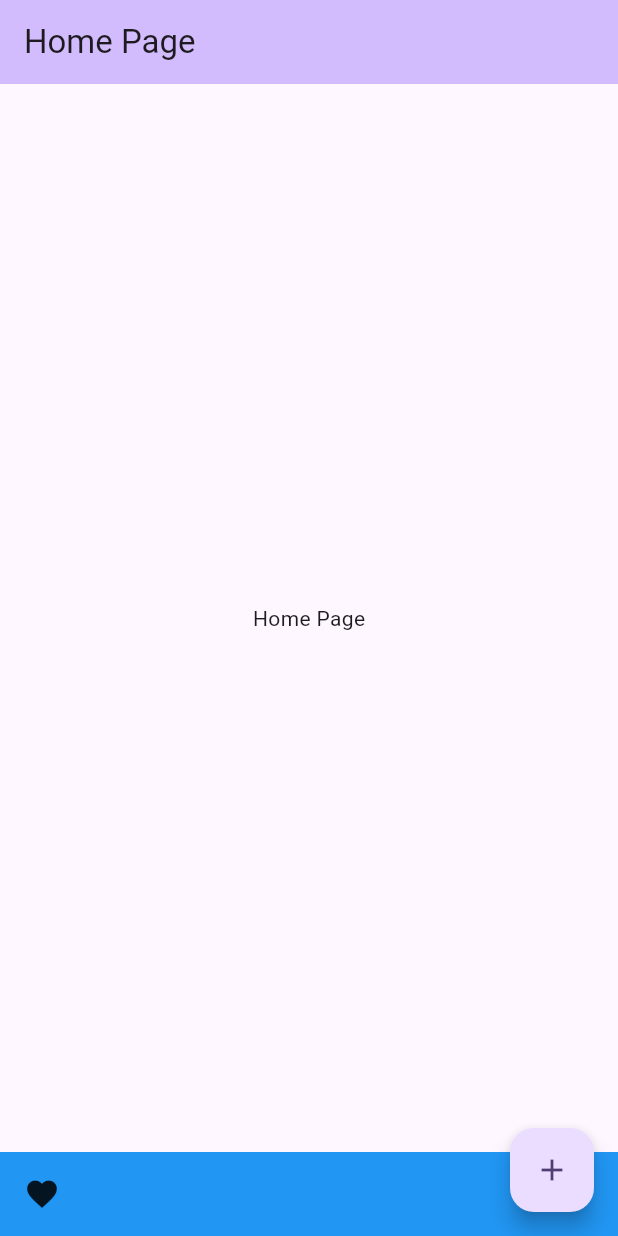
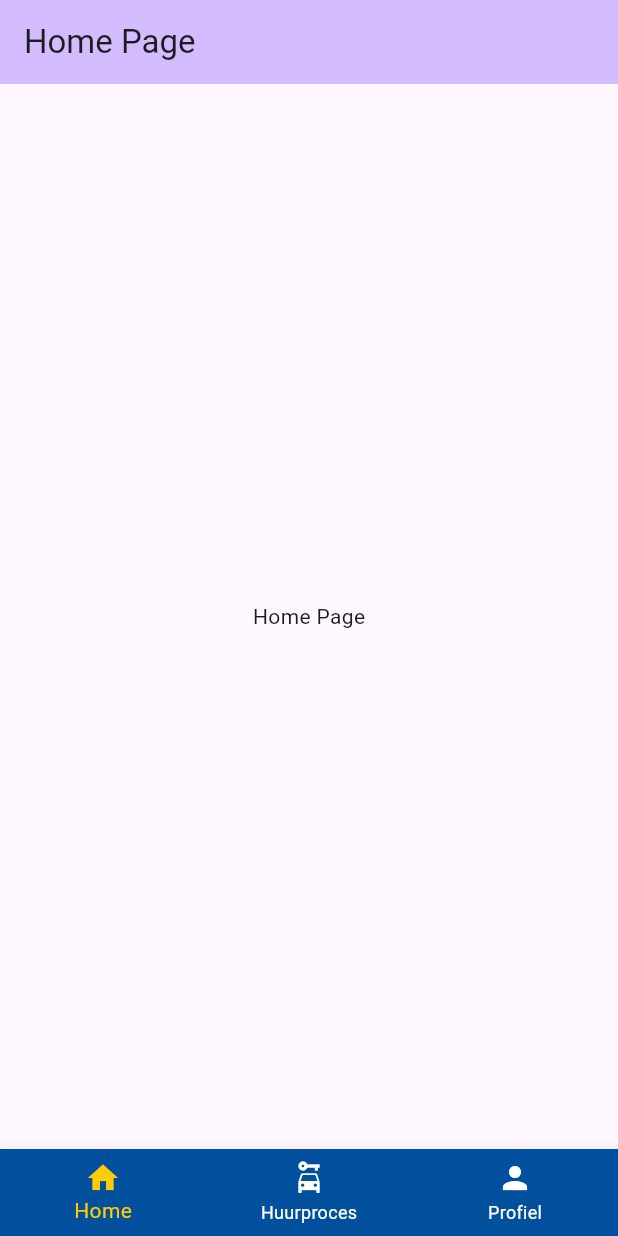
Before and after one commit to mn1l/KM05, a Flutter app: the screen it shows after launch, on a phone screen of 412 x 824 dp. Run offline on Flutter 3.47's test engine with Material 3 defaults, Android fonts, the phone set to English and light mode, and no system bars.

Commit message:
feat(components) Navbar + remove ugly examople function

```diff
--- a/KM05/lib/components/navbar.dart
+++ b/KM05/lib/components/navbar.dart
@@ -8,23 +8,43 @@ class NavBar extends StatefulWidget {
 }
 
 class _NavBarState extends State<NavBar> {
-  void _tapFunc() {
-    return;
+  int _selectedIndex = 0;
+  static const TextStyle optionStyle = TextStyle(fontSize: 30, fontWeight: FontWeight.bold);
+  static const List<Widget> _widgetOptions = <Widget>[
+    Text('Index 0: Home', style: optionStyle),
+    Text('Index 1: Huurproces', style: optionStyle),
+    Text('Index 2: Profiel', style: optionStyle),
+  ];
+
+  void _onItemTapped(int index) {
+    setState(() {
+      _selectedIndex = index;
+    });
   }
 
   @override
-  Widget build(BuildContext context) {
-    return Container(
-      padding: const EdgeInsets.all(16),
-      color: Colors.blue,
-      child: Row(
-        children: [
-          GestureDetector(
-            onTap: _tapFunc,
-            child: Icon(Icons.favorite)
-          ),
-        ],
+Widget build(BuildContext context) {
+  return BottomNavigationBar(
+    type: BottomNavigationBarType.fixed,
+    backgroundColor: const Color(0xFF00509D),
+    selectedItemColor: const Color(0xFFFFCB05),
+    unselectedItemColor: Colors.white,
+    currentIndex: _selectedIndex,
+    onTap: _onItemTapped,
+    items: const <BottomNavigationBarItem>[
+      BottomNavigationBarItem(
+        icon: Icon(Icons.home),
+        label: 'Home',
       ),
-    );
-  }
+      BottomNavigationBarItem(
+        icon: Icon(Icons.car_rental),
+        label: 'Huurproces',
+      ),
+      BottomNavigationBarItem(
+        icon: Icon(Icons.person),
+        label: 'Profiel',
+      ),
+    ],
+  );
 }
+}
--- a/KM05/lib/pages/home_page.dart
+++ b/KM05/lib/pages/home_page.dart
@@ -11,14 +11,6 @@ class MyHomePage extends StatefulWidget {
 }
 
 class _MyHomePageState extends State<MyHomePage> {
-  int _counter = 0;
-
-  void _exampleFunc() {
-    setState(() {
-      _counter++;
-    });
-  }
-
   @override
   Widget build(BuildContext context) {
     return Scaffold(
@@ -32,11 +24,6 @@ class _MyHomePageState extends State<MyHomePage> {
           NavBar(),
         ]
       ),
-      floatingActionButton: FloatingActionButton(
-        onPressed: _exampleFunc,
-        tooltip: 'Increment',
-        child: const Icon(Icons.add),
-      ),
     );
   }
 }
```
